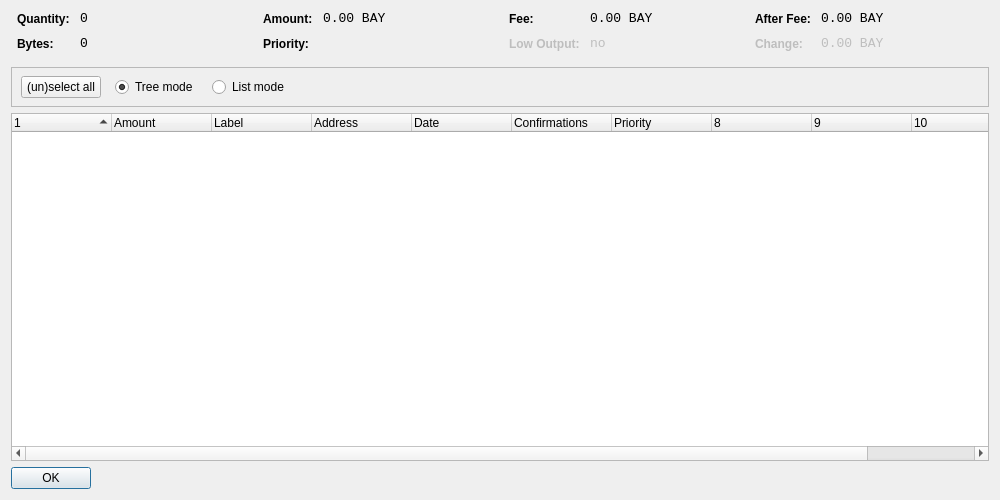
First picture: the form in src/qt/forms/coincontroldialog.ui, repository dzimbeck/BitBay, before the edit.
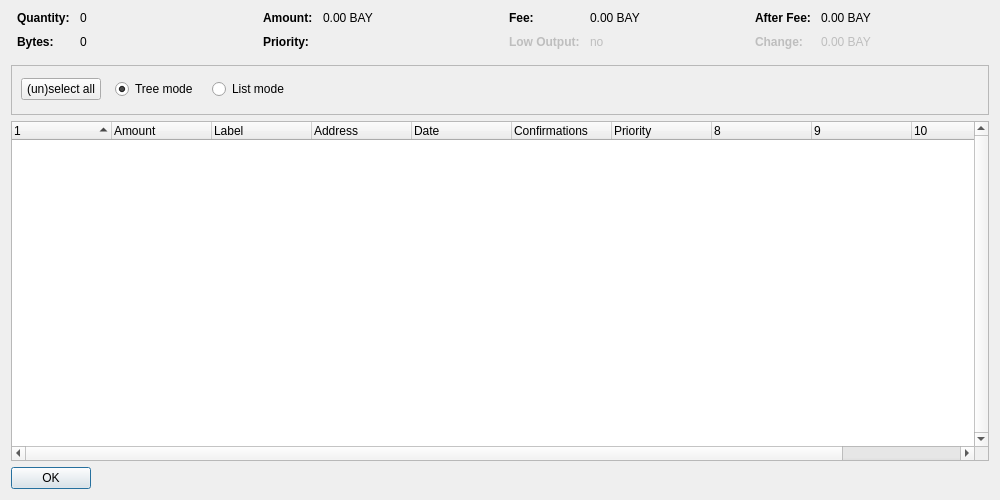
Second picture: the form after the edit. Custom widgets are drawn as their Qt base class.

The edit to the form file:
```diff
--- a/src/qt/forms/coincontroldialog.ui
+++ b/src/qt/forms/coincontroldialog.ui
@@ -48,12 +48,6 @@
        </item>
        <item row="0" column="1">
         <widget class="QLabel" name="labelCoinControlQuantity">
-         <property name="font">
-          <font>
-           <family>Monospace</family>
-           <pointsize>10</pointsize>
-          </font>
-         </property>
          <property name="cursor">
           <cursorShape>IBeamCursor</cursorShape>
          </property>
@@ -80,12 +74,6 @@
        </item>
        <item row="1" column="1">
         <widget class="QLabel" name="labelCoinControlBytes">
-         <property name="font">
-          <font>
-           <family>Monospace</family>
-           <pointsize>10</pointsize>
-          </font>
-         </property>
          <property name="cursor">
           <cursorShape>IBeamCursor</cursorShape>
          </property>
@@ -128,12 +116,6 @@
        </item>
        <item row="0" column="1">
         <widget class="QLabel" name="labelCoinControlAmount">
-         <property name="font">
-          <font>
-           <family>Monospace</family>
-           <pointsize>10</pointsize>
-          </font>
-         </property>
          <property name="cursor">
           <cursorShape>IBeamCursor</cursorShape>
          </property>
@@ -160,12 +142,6 @@
        </item>
        <item row="1" column="1">
         <widget class="QLabel" name="labelCoinControlPriority">
-         <property name="font">
-          <font>
-           <family>Monospace</family>
-           <pointsize>10</pointsize>
-          </font>
-         </property>
          <property name="cursor">
           <cursorShape>IBeamCursor</cursorShape>
          </property>
@@ -208,12 +184,6 @@
        </item>
        <item row="0" column="1">
         <widget class="QLabel" name="labelCoinControlFee">
-         <property name="font">
-          <font>
-           <family>Monospace</family>
-           <pointsize>10</pointsize>
-          </font>
-         </property>
          <property name="cursor">
           <cursorShape>IBeamCursor</cursorShape>
          </property>
@@ -246,12 +216,6 @@
          <property name="enabled">
           <bool>false</bool>
          </property>
-         <property name="font">
-          <font>
-           <family>Monospace</family>
-           <pointsize>10</pointsize>
-          </font>
-         </property>
          <property name="cursor">
           <cursorShape>IBeamCursor</cursorShape>
          </property>
@@ -294,12 +258,6 @@
        </item>
        <item row="0" column="1">
         <widget class="QLabel" name="labelCoinControlAfterFee">
-         <property name="font">
-          <font>
-           <family>Monospace</family>
-           <pointsize>10</pointsize>
-          </font>
-         </property>
          <property name="cursor">
           <cursorShape>IBeamCursor</cursorShape>
          </property>
@@ -332,12 +290,6 @@
          <property name="enabled">
           <bool>false</bool>
          </property>
-         <property name="font">
-          <font>
-           <family>Monospace</family>
-           <pointsize>10</pointsize>
-          </font>
-         </property>
          <property name="cursor">
           <cursorShape>IBeamCursor</cursorShape>
          </property>
@@ -361,7 +313,7 @@
      <property name="minimumSize">
       <size>
        <width>0</width>
-       <height>40</height>
+       <height>50</height>
       </size>
      </property>
      <property name="frameShape">
@@ -376,13 +328,19 @@
         <x>10</x>
         <y>0</y>
         <width>781</width>
-        <height>41</height>
+        <height>48</height>
        </rect>
       </property>
       <layout class="QHBoxLayout" name="horizontalLayoutPanel" stretch="0,0,0,0">
        <property name="spacing">
         <number>14</number>
        </property>
+       <property name="topMargin">
+        <number>10</number>
+       </property>
+       <property name="bottomMargin">
+        <number>10</number>
+       </property>
        <item>
         <widget class="QPushButton" name="pushButtonSelectAll">
          <property name="sizePolicy">
@@ -447,6 +405,9 @@
      <property name="contextMenuPolicy">
       <enum>Qt::CustomContextMenu</enum>
      </property>
+     <property name="verticalScrollBarPolicy">
+      <enum>Qt::ScrollBarAlwaysOn</enum>
+     </property>
      <property name="sortingEnabled">
       <bool>false</bool>
      </property>
```
